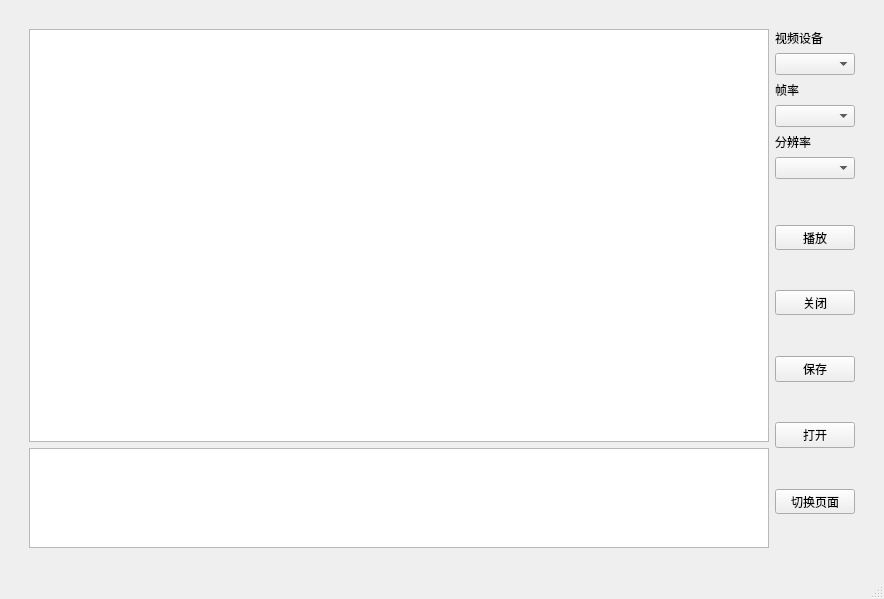
Before: the Qt Designer form window_video.ui in qin343531/qCom, drawn with Qt 5.
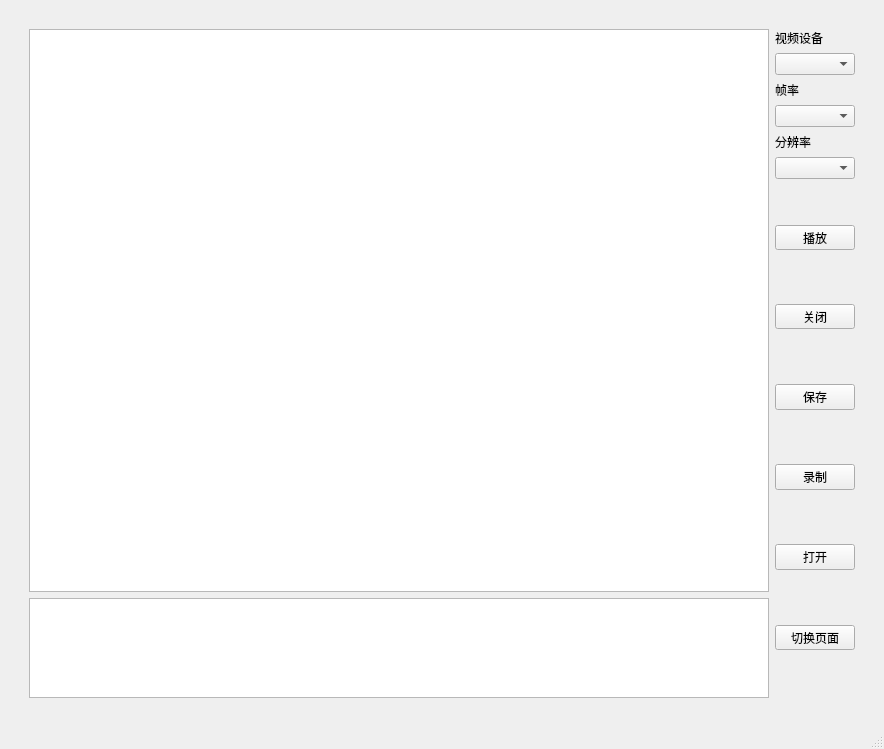
After: the same form once the commit is applied.

```diff
--- a/window_video.ui
+++ b/window_video.ui
@@ -7,7 +7,7 @@
     <x>0</x>
     <y>0</y>
     <width>884</width>
-    <height>599</height>
+    <height>749</height>
    </rect>
   </property>
   <property name="sizePolicy">
@@ -303,6 +303,26 @@
           </property>
          </widget>
         </item>
+        <item>
+         <spacer name="verticalSpacer_9">
+          <property name="orientation">
+           <enum>Qt::Vertical</enum>
+          </property>
+          <property name="sizeHint" stdset="0">
+           <size>
+            <width>20</width>
+            <height>40</height>
+           </size>
+          </property>
+         </spacer>
+        </item>
+        <item>
+         <widget class="QPushButton" name="pushButton_record">
+          <property name="text">
+           <string>录制</string>
+          </property>
+         </widget>
+        </item>
         <item>
          <spacer name="verticalSpacer_8">
           <property name="orientation">
```
